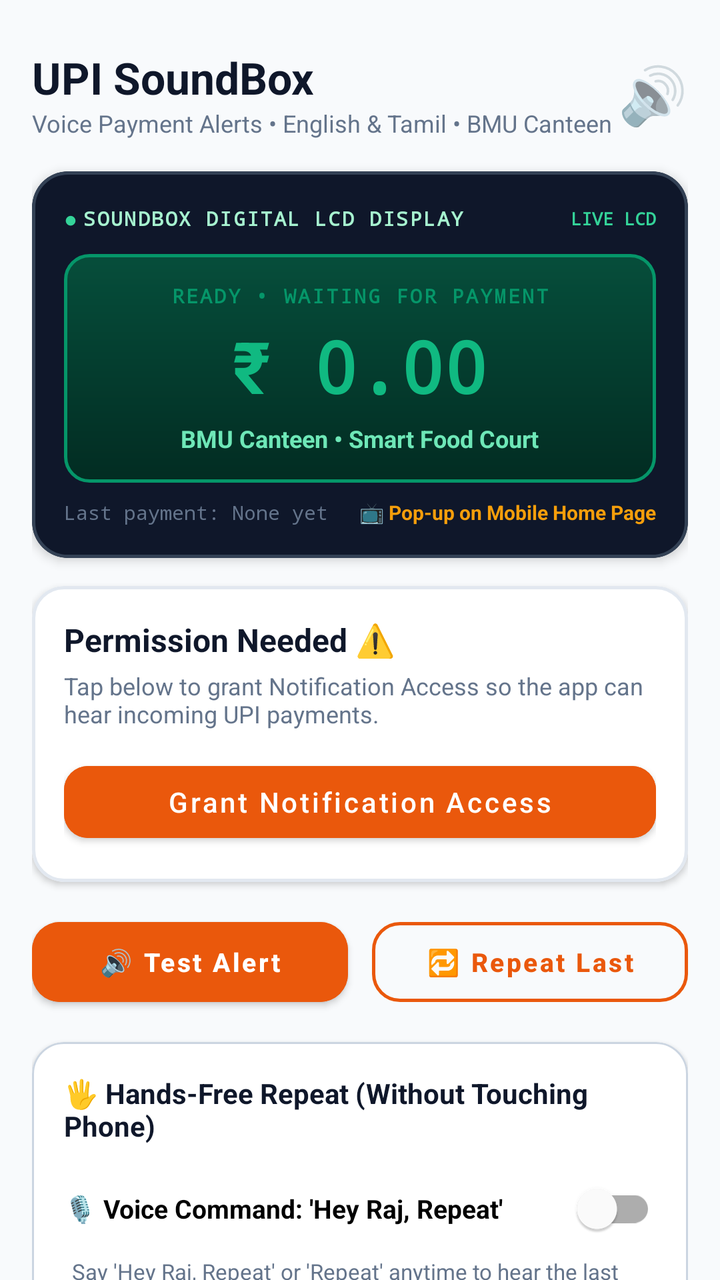
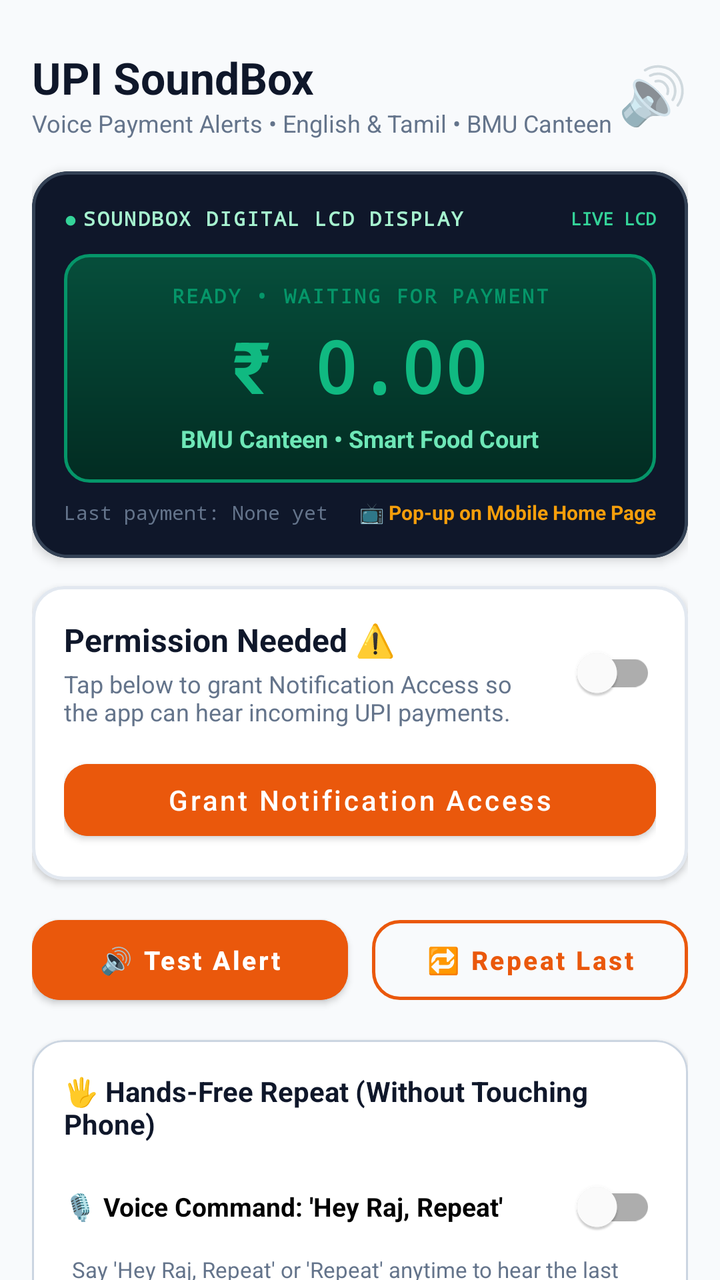

Compare the two renders of this Android layout. The source of the first and the diff that turns it into the second are given below.
<!-- AndroidManifest.xml: application theme Theme.UpiSoundBox -->
<!-- res/layout/activity_main.xml -->
<?xml version="1.0" encoding="utf-8"?>
<androidx.coordinatorlayout.widget.CoordinatorLayout 
    xmlns:android="http://schemas.android.com/apk/res/android"
    xmlns:app="http://schemas.android.com/apk/res-auto"
    android:layout_width="match_parent"
    android:layout_height="match_parent"
    android:background="@color/bg_light">

    <androidx.core.widget.NestedScrollView
        android:layout_width="match_parent"
        android:layout_height="match_parent"
        android:fillViewport="true">

        <LinearLayout
            android:layout_width="match_parent"
            android:layout_height="wrap_content"
            android:orientation="vertical"
            android:padding="16dp">

            
            <LinearLayout
                android:layout_width="match_parent"
                android:layout_height="wrap_content"
                android:orientation="horizontal"
                android:gravity="center_vertical"
                android:layout_marginTop="8dp"
                android:layout_marginBottom="16dp">

                <LinearLayout
                    android:layout_width="0dp"
                    android:layout_height="wrap_content"
                    android:layout_weight="1"
                    android:orientation="vertical">

                    <TextView
                        android:layout_width="wrap_content"
                        android:layout_height="wrap_content"
                        android:text="UPI SoundBox"
                        android:textSize="22sp"
                        android:textStyle="bold"
                        android:textColor="@color/text_main" />

                    <TextView
                        android:layout_width="wrap_content"
                        android:layout_height="wrap_content"
                        android:text="Voice Payment Alerts • English &amp; Tamil • BMU Canteen"
                        android:textSize="12sp"
                        android:textColor="@color/text_muted" />
                </LinearLayout>

                <TextView
                    android:layout_width="wrap_content"
                    android:layout_height="wrap_content"
                    android:text="🔊"
                    android:textSize="28sp" />
            </LinearLayout>

            
            <com.google.android.material.card.MaterialCardView
                android:id="@+id/cardLcdDisplay"
                android:layout_width="match_parent"
                android:layout_height="wrap_content"
                android:layout_marginBottom="14dp"
                app:cardCornerRadius="18dp"
                app:cardElevation="3dp"
                app:strokeWidth="1.5dp"
                app:strokeColor="#334155"
                app:cardBackgroundColor="#0F172A">

                <LinearLayout
                    android:layout_width="match_parent"
                    android:layout_height="wrap_content"
                    android:orientation="vertical"
                    android:padding="16dp">

                    
                    <LinearLayout
                        android:layout_width="match_parent"
                        android:layout_height="wrap_content"
                        android:orientation="horizontal"
                        android:gravity="center_vertical">

                        <TextView
                            android:layout_width="wrap_content"
                            android:layout_height="wrap_content"
                            android:text="● "
                            android:textColor="#34D399"
                            android:textSize="11sp" />

                        <TextView
                            android:layout_width="0dp"
                            android:layout_height="wrap_content"
                            android:layout_weight="1"
                            android:text="SOUNDBOX DIGITAL LCD DISPLAY"
                            android:textColor="#A7F3D0"
                            android:textSize="10sp"
                            android:textStyle="bold"
                            android:fontFamily="monospace"
                            android:letterSpacing="0.08" />

                        <TextView
                            android:id="@+id/tvMainLcdLiveTag"
                            android:layout_width="wrap_content"
                            android:layout_height="wrap_content"
                            android:text="LIVE LCD"
                            android:textColor="#34D399"
                            android:textSize="9sp"
                            android:textStyle="bold"
                            android:fontFamily="monospace" />
                    </LinearLayout>

                    
                    <LinearLayout
                        android:layout_width="match_parent"
                        android:layout_height="wrap_content"
                        android:orientation="vertical"
                        android:background="@drawable/lcd_screen_bg"
                        android:padding="14dp"
                        android:layout_marginTop="10dp"
                        android:gravity="center">

                        <TextView
                            android:id="@+id/tvMainLcdStatus"
                            android:layout_width="wrap_content"
                            android:layout_height="wrap_content"
                            android:text="READY • WAITING FOR PAYMENT"
                            android:textColor="#059669"
                            android:textSize="10sp"
                            android:textStyle="bold"
                            android:fontFamily="monospace"
                            android:letterSpacing="0.1" />

                        
                        <TextView
                            android:id="@+id/tvMainLcdAmount"
                            android:layout_width="wrap_content"
                            android:layout_height="wrap_content"
                            android:text="₹ 0.00"
                            android:textColor="#10B981"
                            android:textSize="36sp"
                            android:textStyle="bold"
                            android:fontFamily="monospace"
                            android:layout_marginTop="4dp"
                            android:layout_marginBottom="4dp" />

                        
                        <TextView
                            android:id="@+id/tvMainLcdPayerApp"
                            android:layout_width="wrap_content"
                            android:layout_height="wrap_content"
                            android:text="BMU Canteen • Smart Food Court"
                            android:textColor="#6EE7B7"
                            android:textSize="12sp"
                            android:textStyle="bold" />

                    </LinearLayout>

                    
                    <LinearLayout
                        android:layout_width="match_parent"
                        android:layout_height="wrap_content"
                        android:orientation="horizontal"
                        android:layout_marginTop="8dp">

                        <TextView
                            android:id="@+id/tvMainLcdTime"
                            android:layout_width="0dp"
                            android:layout_height="wrap_content"
                            android:layout_weight="1"
                            android:text="Last payment: None yet"
                            android:textColor="#64748B"
                            android:textSize="10sp"
                            android:fontFamily="monospace" />

                        <TextView
                            android:id="@+id/btnMainLcdPopOut"
                            android:layout_width="wrap_content"
                            android:layout_height="wrap_content"
                            android:text="📺 Pop-up on Mobile Home Page"
                            android:textColor="#F59E0B"
                            android:textSize="10sp"
                            android:textStyle="bold" />
                    </LinearLayout>

                </LinearLayout>
            </com.google.android.material.card.MaterialCardView>

            
            <com.google.android.material.card.MaterialCardView
                android:id="@+id/cardStatus"
                android:layout_width="match_parent"
                android:layout_height="wrap_content"
                android:layout_marginBottom="14dp"
                app:cardCornerRadius="16dp"
                app:cardElevation="2dp"
                app:strokeWidth="1.5dp"
                app:strokeColor="@color/divider">

                <LinearLayout
                    android:layout_width="match_parent"
                    android:layout_height="wrap_content"
                    android:orientation="vertical"
                    android:padding="16dp">

                    <TextView
                        android:id="@+id/tvStatusTitle"
                        android:layout_width="wrap_content"
                        android:layout_height="wrap_content"
                        android:text="@string/status_inactive"
                        android:textSize="16sp"
                        android:textStyle="bold"
                        android:textColor="@color/text_main" />

                    <TextView
                        android:id="@+id/tvStatusDesc"
                        android:layout_width="match_parent"
                        android:layout_height="wrap_content"
                        android:layout_marginTop="4dp"
                        android:text="@string/desc_inactive"
                        android:textSize="12sp"
                        android:textColor="@color/text_muted" />

                    <com.google.android.material.button.MaterialButton
                        android:id="@+id/btnPermission"
                        android:layout_width="match_parent"
                        android:layout_height="wrap_content"
                        android:layout_marginTop="12dp"
                        android:text="@string/grant_permission"
                        android:textAllCaps="false"
                        app:cornerRadius="12dp"
                        android:backgroundTint="@color/primary" />
                </LinearLayout>
            </com.google.android.material.card.MaterialCardView>

            
            <LinearLayout
                android:layout_width="match_parent"
                android:layout_height="wrap_content"
                android:orientation="horizontal"
                android:layout_marginBottom="14dp">

                <com.google.android.material.button.MaterialButton
                    android:id="@+id/btnTestVoice"
                    android:layout_width="0dp"
                    android:layout_height="52dp"
                    android:layout_weight="1"
                    android:layout_marginEnd="6dp"
                    android:text="🔊 Test Alert"
                    android:textSize="13sp"
                    android:textStyle="bold"
                    android:textAllCaps="false"
                    app:cornerRadius="14dp"
                    android:backgroundTint="@color/primary" />

                <com.google.android.material.button.MaterialButton
                    android:id="@+id/btnRepeatLast"
                    android:layout_width="0dp"
                    android:layout_height="52dp"
                    android:layout_weight="1"
                    android:layout_marginStart="6dp"
                    android:text="🔁 Repeat Last"
                    android:textSize="13sp"
                    android:textStyle="bold"
                    android:textAllCaps="false"
                    app:cornerRadius="14dp"
                    app:strokeColor="@color/primary"
                    app:strokeWidth="1.5dp"
                    android:textColor="@color/primary"
                    style="@style/Widget.MaterialComponents.Button.OutlinedButton" />
            </LinearLayout>

            
            <com.google.android.material.card.MaterialCardView
                android:layout_width="match_parent"
                android:layout_height="wrap_content"
                android:layout_marginBottom="14dp"
                app:cardCornerRadius="16dp"
                app:cardElevation="1dp"
                app:strokeWidth="1dp"
                app:strokeColor="#CBD5E1"
                app:cardBackgroundColor="@color/card_bg">

                <LinearLayout
                    android:layout_width="match_parent"
                    android:layout_height="wrap_content"
                    android:orientation="vertical"
                    android:padding="16dp">

                    <TextView
                        android:layout_width="wrap_content"
                        android:layout_height="wrap_content"
                        android:text="🖐️ Hands-Free Repeat (Without Touching Phone)"
                        android:textSize="14sp"
                        android:textStyle="bold"
                        android:textColor="@color/text_main" />

                    
                    <com.google.android.material.switchmaterial.SwitchMaterial
                        android:id="@+id/switchVoiceCommand"
                        android:layout_width="match_parent"
                        android:layout_height="wrap_content"
                        android:layout_marginTop="8dp"
                        android:text="🎙️ Voice Command: 'Hey Raj, Repeat'"
                        android:textSize="13sp"
                        android:textStyle="bold" />

                    <TextView
                        android:layout_width="match_parent"
                        android:layout_height="wrap_content"
                        android:text="Say 'Hey Raj, Repeat' or 'Repeat' anytime to hear the last payment out loud."
                        android:textSize="11sp"
                        android:textColor="@color/text_muted"
                        android:layout_marginStart="4dp"
                        android:layout_marginBottom="8dp" />

                    <View
                        android:layout_width="match_parent"
                        android:layout_height="1dp"
                        android:background="@color/divider"
                        android:layout_marginBottom="8dp" />

                    
                    <com.google.android.material.switchmaterial.SwitchMaterial
                        android:id="@+id/switchWaveRepeat"
                        android:layout_width="match_parent"
                        android:layout_height="wrap_content"
                        android:text="👋 Wave Hand Over Screen to Repeat"
                        android:textSize="13sp"
                        android:textStyle="bold" />

                    <TextView
                        android:layout_width="match_parent"
                        android:layout_height="wrap_content"
                        android:text="Simply wave your hand across the top sensor to repeat without touching the screen."
                        android:textSize="11sp"
                        android:textColor="@color/text_muted"
                        android:layout_marginStart="4dp" />

                    <View
                        android:layout_width="match_parent"
                        android:layout_height="1dp"
                        android:background="@color/divider"
                        android:layout_marginTop="8dp"
                        android:layout_marginBottom="8dp" />

                    
                    <com.google.android.material.switchmaterial.SwitchMaterial
                        android:id="@+id/switchFloatingLcd"
                        android:layout_width="match_parent"
                        android:layout_height="wrap_content"
                        android:text="📺 Floating LCD Pop-up on Mobile Home Page"
                        android:textSize="13sp"
                        android:textStyle="bold" />

                    <TextView
                        android:layout_width="match_parent"
                        android:layout_height="wrap_content"
                        android:text="Shows a sleek floating digital LCD window on your phone home screen whenever money is received."
                        android:textSize="11sp"
                        android:textColor="@color/text_muted"
                        android:layout_marginStart="4dp" />

                </LinearLayout>
            </com.google.android.material.card.MaterialCardView>

            
            <com.google.android.material.card.MaterialCardView
                android:layout_width="match_parent"
                android:layout_height="wrap_content"
                android:layout_marginBottom="16dp"
                app:cardCornerRadius="16dp"
                app:cardElevation="1dp"
                app:strokeWidth="1dp"
                app:strokeColor="@color/divider"
                app:cardBackgroundColor="@color/card_bg">

                <LinearLayout
                    android:layout_width="match_parent"
                    android:layout_height="wrap_content"
                    android:orientation="vertical"
                    android:padding="16dp">

                    <TextView
                        android:layout_width="wrap_content"
                        android:layout_height="wrap_content"
                        android:text="@string/voice_settings"
                        android:textSize="14sp"
                        android:textStyle="bold"
                        android:textColor="@color/text_main" />

                    
                    <TextView
                        android:layout_width="wrap_content"
                        android:layout_height="wrap_content"
                        android:text="@string/voice_language"
                        android:textSize="12sp"
                        android:textColor="@color/text_muted"
                        android:layout_marginTop="10dp" />

                    <RadioGroup
                        android:id="@+id/rgLanguage"
                        android:layout_width="match_parent"
                        android:layout_height="wrap_content"
                        android:orientation="vertical"
                        android:layout_marginTop="4dp">

                        <RadioButton
                            android:id="@+id/rbEnglishTamil"
                            android:layout_width="wrap_content"
                            android:layout_height="wrap_content"
                            android:text="🌟 English + Tamil (Dual Language 🇬🇧+🇮🇳)"
                            android:textStyle="bold"
                            android:textSize="13sp" />

                        <RadioButton
                            android:id="@+id/rbTamil"
                            android:layout_width="wrap_content"
                            android:layout_height="wrap_content"
                            android:text="Tamil Only (தமிழ் - 100 ரூபாய் பெறப்பட்டது)"
                            android:textSize="13sp" />

                        <RadioButton
                            android:id="@+id/rbEnglish"
                            android:layout_width="wrap_content"
                            android:layout_height="wrap_content"
                            android:text="English Only (Received ₹100 on Google Pay)"
                            android:textSize="13sp" />

                        <RadioButton
                            android:id="@+id/rbHindi"
                            android:layout_width="wrap_content"
                            android:layout_height="wrap_content"
                            android:text="Hindi (Google Pay par 100 rupaye praapt hue)"
                            android:textSize="13sp" />

                        <RadioButton
                            android:id="@+id/rbHinglish"
                            android:layout_width="wrap_content"
                            android:layout_height="wrap_content"
                            android:text="Hinglish (Google Pay par 100 rupaye received)"
                            android:textSize="13sp" />

                        <RadioButton
                            android:id="@+id/rbTelugu"
                            android:layout_width="wrap_content"
                            android:layout_height="wrap_content"
                            android:text="Telugu (Google Pay lo 100 roopaayilu vachhaayi)"
                            android:textSize="13sp" />
                    </RadioGroup>

                    <View
                        android:layout_width="match_parent"
                        android:layout_height="1dp"
                        android:background="@color/divider"
                        android:layout_marginTop="10dp"
                        android:layout_marginBottom="10dp" />

                    
                    <com.google.android.material.switchmaterial.SwitchMaterial
                        android:id="@+id/switchRepeat"
                        android:layout_width="match_parent"
                        android:layout_height="wrap_content"
                        android:text="@string/repeat_announcement"
                        android:textSize="13sp" />

                    <com.google.android.material.switchmaterial.SwitchMaterial
                        android:id="@+id/switchIncludePayer"
                        android:layout_width="match_parent"
                        android:layout_height="wrap_content"
                        android:text="@string/include_payer"
                        android:textSize="13sp" />

                    <com.google.android.material.switchmaterial.SwitchMaterial
                        android:id="@+id/switchVolumeBoost"
                        android:layout_width="match_parent"
                        android:layout_height="wrap_content"
                        android:text="@string/volume_boost"
                        android:textSize="13sp" />

                </LinearLayout>
            </com.google.android.material.card.MaterialCardView>

            
            <LinearLayout
                android:layout_width="match_parent"
                android:layout_height="wrap_content"
                android:orientation="horizontal"
                android:gravity="center_vertical"
                android:layout_marginBottom="8dp">

                <TextView
                    android:layout_width="0dp"
                    android:layout_height="wrap_content"
                    android:layout_weight="1"
                    android:text="@string/recent_payments"
                    android:textSize="15sp"
                    android:textStyle="bold"
                    android:textColor="@color/text_main" />

                <TextView
                    android:id="@+id/btnClearHistory"
                    android:layout_width="wrap_content"
                    android:layout_height="wrap_content"
                    android:text="Clear"
                    android:textSize="12sp"
                    android:textColor="@color/primary"
                    android:padding="4dp" />
            </LinearLayout>

            <TextView
                android:id="@+id/tvEmptyHistory"
                android:layout_width="match_parent"
                android:layout_height="wrap_content"
                android:text="@string/no_payments_yet"
                android:textSize="12sp"
                android:textColor="@color/text_muted"
                android:gravity="center"
                android:padding="24dp"
                android:visibility="gone" />

            <androidx.recyclerview.widget.RecyclerView
                android:id="@+id/rvPayments"
                android:layout_width="match_parent"
                android:layout_height="wrap_content"
                android:nestedScrollingEnabled="false" />

            
            <TextView
                android:layout_width="match_parent"
                android:layout_height="wrap_content"
                android:layout_marginTop="16dp"
                android:layout_marginBottom="24dp"
                android:text="@string/battery_tip"
                android:textSize="11sp"
                android:textColor="@color/text_muted"
                android:gravity="center" />

        </LinearLayout>
    </androidx.core.widget.NestedScrollView>

</androidx.coordinatorlayout.widget.CoordinatorLayout>
<!-- resources referenced by this layout -->
<resources>
  <color name="bg_light">#F8FAFC</color>
  <color name="card_bg">#FFFFFF</color>
  <color name="divider">#E2E8F0</color>
  <color name="primary">#EA580C</color>
  <color name="text_main">#0F172A</color>
  <color name="text_muted">#64748B</color>
  <!-- drawable lcd_screen_bg (drawable) -->
  <?xml version="1.0" encoding="utf-8"?>
  <shape xmlns:android="http://schemas.android.com/apk/res/android"
      android:shape="rectangle">
      <gradient
          android:angle="90"
          android:startColor="#022C22"
          android:endColor="#064E3B"
          android:type="linear" />
      <corners android:radius="12dp" />
      <stroke android:width="1.5dp" android:color="#059669" />
  </shape>
  <string name="battery_tip">Tip: Exclude this app from Battery Optimization in phone settings so it keeps running in the background 24/7.</string>
  <string name="desc_inactive">Tap below to grant Notification Access so the app can hear incoming UPI payments.</string>
  <string name="grant_permission">Grant Notification Access</string>
  <string name="include_payer">Include Payer Name</string>
  <string name="no_payments_yet">No payments received yet today.\nIncoming voice alerts will appear here.</string>
  <string name="recent_payments">Recent Voice Announcements</string>
  <string name="repeat_announcement">Repeat Alert Twice</string>
  <string name="status_inactive">Permission Needed ⚠️</string>
  <string name="voice_language">Announcement Language</string>
  <string name="voice_settings">Voice &amp; Audio Settings</string>
  <string name="volume_boost">Loud Audio Boost</string>
  <style name="Theme.UpiSoundBox" parent="Theme.MaterialComponents.DayNight.NoActionBar">
          <item name="colorPrimary">@color/primary</item>
          <item name="colorPrimaryVariant">@color/primary_dark</item>
          <item name="colorOnPrimary">#FFFFFF</item>
          <item name="colorSecondary">@color/accent</item>
          <item name="android:statusBarColor">@color/primary_dark</item>
          <item name="android:windowBackground">@color/bg_light</item>
      </style>
  <color name="primary_dark">#C2410C</color>
  <color name="accent">#F59E0B</color>
</resources>

<!-- the commit's change to res/layout/activity_main.xml (unified diff, before → after) -->
@@ -202,23 +202,43 @@
                     android:orientation="vertical"
                     android:padding="16dp">
 
-                    <TextView
-                        android:id="@+id/tvStatusTitle"
-                        android:layout_width="wrap_content"
-                        android:layout_height="wrap_content"
-                        android:text="@string/status_inactive"
-                        android:textSize="16sp"
-                        android:textStyle="bold"
-                        android:textColor="@color/text_main" />
-
-                    <TextView
-                        android:id="@+id/tvStatusDesc"
-                        android:layout_width="match_parent"
-                        android:layout_height="wrap_content"
-                        android:layout_marginTop="4dp"
-                        android:text="@string/desc_inactive"
-                        android:textSize="12sp"
-                        android:textColor="@color/text_muted" />
+                    <LinearLayout
+                        android:layout_width="match_parent"
+                        android:layout_height="wrap_content"
+                        android:orientation="horizontal"
+                        android:gravity="center_vertical">
+
+                        <LinearLayout
+                            android:layout_width="0dp"
+                            android:layout_height="wrap_content"
+                            android:layout_weight="1"
+                            android:orientation="vertical">
+
+                            <TextView
+                                android:id="@+id/tvStatusTitle"
+                                android:layout_width="wrap_content"
+                                android:layout_height="wrap_content"
+                                android:text="@string/status_inactive"
+                                android:textSize="16sp"
+                                android:textStyle="bold"
+                                android:textColor="@color/text_main" />
+
+                            <TextView
+                                android:id="@+id/tvStatusDesc"
+                                android:layout_width="match_parent"
+                                android:layout_height="wrap_content"
+                                android:layout_marginTop="3dp"
+                                android:text="@string/desc_inactive"
+                                android:textSize="12sp"
+                                android:textColor="@color/text_muted" />
+                        </LinearLayout>
+
+                        <com.google.android.material.switchmaterial.SwitchMaterial
+                            android:id="@+id/switchMasterSoundbox"
+                            android:layout_width="wrap_content"
+                            android:layout_height="wrap_content"
+                            android:layout_marginStart="8dp" />
+                    </LinearLayout>
 
                     <com.google.android.material.button.MaterialButton
                         android:id="@+id/btnPermission"
@@ -481,6 +501,78 @@
             </com.google.android.material.card.MaterialCardView>
 
             
+            <com.google.android.material.card.MaterialCardView
+                android:layout_width="match_parent"
+                android:layout_height="wrap_content"
+                android:layout_marginBottom="16dp"
+                app:cardCornerRadius="16dp"
+                app:cardElevation="1dp"
+                app:strokeWidth="1dp"
+                app:strokeColor="@color/divider"
+                app:cardBackgroundColor="@color/card_bg">
+
+                <LinearLayout
+                    android:layout_width="match_parent"
+                    android:layout_height="wrap_content"
+                    android:orientation="vertical"
+                    android:padding="16dp">
+
+                    <TextView
+                        android:layout_width="wrap_content"
+                        android:layout_height="wrap_content"
+                        android:text="📱 Enabled Payment Apps"
+                        android:textSize="14sp"
+                        android:textStyle="bold"
+                        android:textColor="@color/text_main" />
+
+                    <TextView
+                        android:layout_width="wrap_content"
+                        android:layout_height="wrap_content"
+                        android:text="Choose which payment apps to listen and announce:"
+                        android:textSize="11sp"
+                        android:textColor="@color/text_muted"
+                        android:layout_marginTop="2dp"
+                        android:layout_marginBottom="8dp" />
+
+                    <com.google.android.material.switchmaterial.SwitchMaterial
+                        android:id="@+id/switchAppGpay"
+                        android:layout_width="match_parent"
+                        android:layout_height="wrap_content"
+                        android:text="Google Pay (GPay)"
+                        android:textSize="13sp" />
+
+                    <com.google.android.material.switchmaterial.SwitchMaterial
+                        android:id="@+id/switchAppPhonepe"
+                        android:layout_width="match_parent"
+                        android:layout_height="wrap_content"
+                        android:text="PhonePe"
+                        android:textSize="13sp" />
+
+                    <com.google.android.material.switchmaterial.SwitchMaterial
+                        android:id="@+id/switchAppPaytm"
+                        android:layout_width="match_parent"
+                        android:layout_height="wrap_content"
+                        android:text="Paytm"
+                        android:textSize="13sp" />
+
+                    <com.google.android.material.switchmaterial.SwitchMaterial
+                        android:id="@+id/switchAppBhim"
+                        android:layout_width="match_parent"
+                        android:layout_height="wrap_content"
+                        android:text="BHIM UPI"
+                        android:textSize="13sp" />
+
+                    <com.google.android.material.switchmaterial.SwitchMaterial
+                        android:id="@+id/switchAppBankSms"
+                        android:layout_width="match_parent"
+                        android:layout_height="wrap_content"
+                        android:text="Bank SMS Credit Alerts"
+                        android:textSize="13sp" />
+
+                </LinearLayout>
+            </com.google.android.material.card.MaterialCardView>
+
+            
             <LinearLayout
                 android:layout_width="match_parent"
                 android:layout_height="wrap_content"
